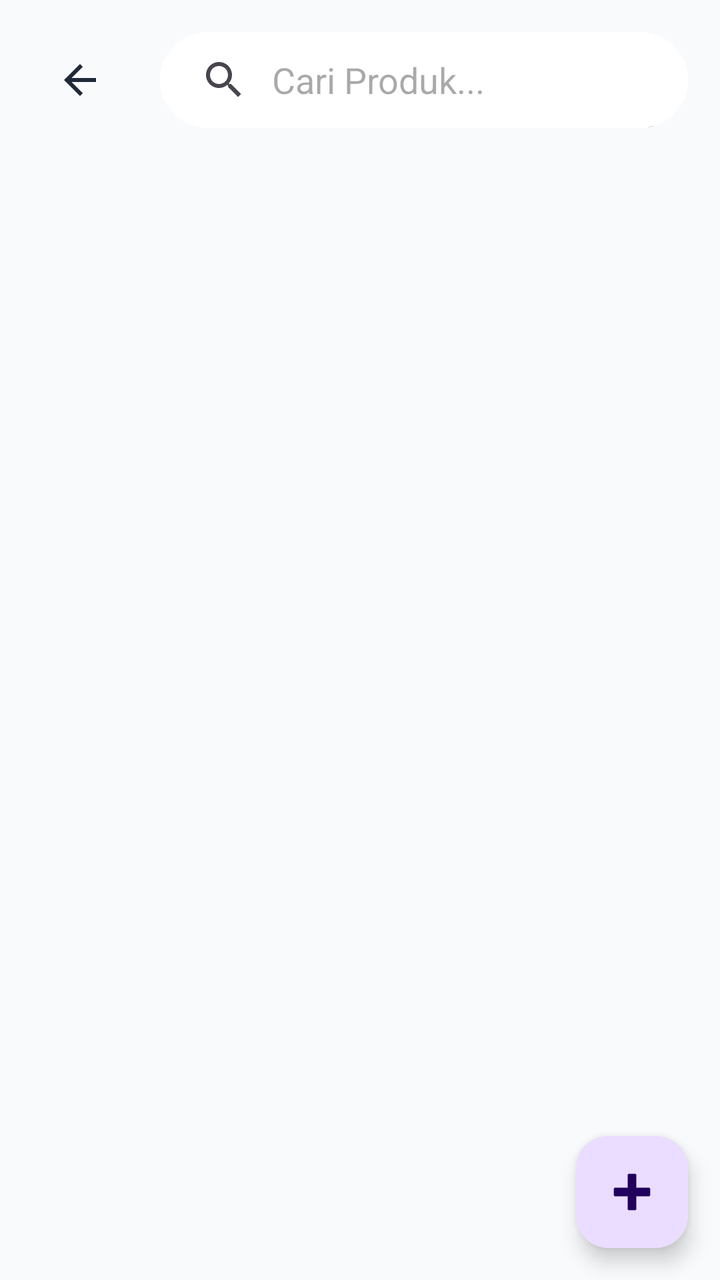
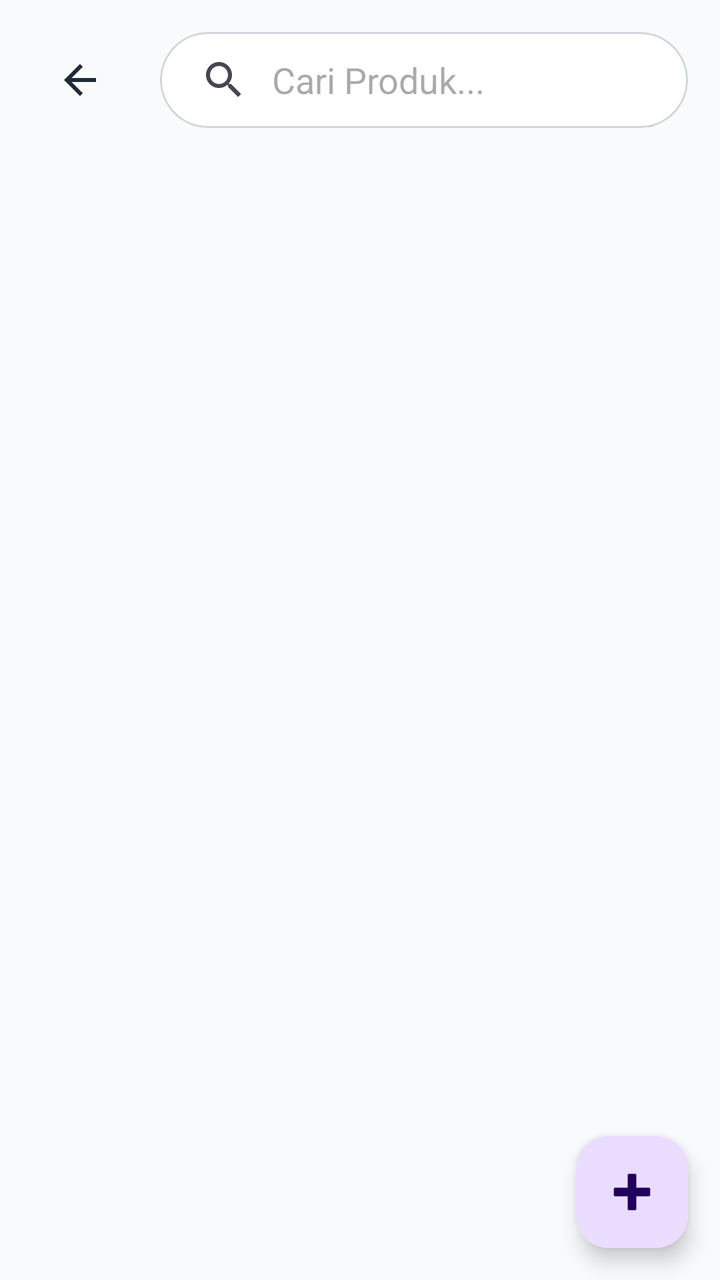

Screens rendered from an Android XML layout before and after an edit, with the pre-edit source and the edit as a unified diff.
<!-- AndroidManifest.xml: application theme Theme.PenjualanDev -->
<!-- res/layout/activity_data_produk.xml -->
<?xml version="1.0" encoding="utf-8"?>
<androidx.constraintlayout.widget.ConstraintLayout
    xmlns:android="http://schemas.android.com/apk/res/android"
    xmlns:app="http://schemas.android.com/apk/res-auto"
    xmlns:tools="http://schemas.android.com/tools"
    android:id="@+id/main"
    android:layout_width="match_parent"
    android:layout_height="match_parent"
    android:background="?attr/colorSurface"
    tools:context=".produk.DataProdukActivity">

    <LinearLayout
        android:id="@+id/ll_header"
        android:layout_width="match_parent"
        android:layout_height="wrap_content"
        android:orientation="horizontal"
        android:gravity="center_vertical"
        android:padding="16dp"
        app:layout_constraintTop_toTopOf="parent"
        app:layout_constraintStart_toStartOf="parent"
        app:layout_constraintEnd_toEndOf="parent">

        <ImageButton
            android:id="@+id/btn_back"
            android:layout_width="48dp"
            android:layout_height="48dp"
            android:background="?attr/selectableItemBackgroundBorderless"
            android:src="?attr/homeAsUpIndicator"
            android:contentDescription="Kembali"
            app:tint="?attr/colorOnSurface" />

        <com.google.android.material.card.MaterialCardView
            android:layout_width="0dp"
            android:layout_height="wrap_content"
            android:layout_weight="1"
            android:layout_marginStart="16dp"
            app:cardCornerRadius="24dp"
            app:cardElevation="0dp"
            app:strokeWidth="1dp"
            app:strokeColor="?attr/colorOutlineStroke"
            app:cardBackgroundColor="?attr/colorSurfaceContainerHigh">

            <SearchView
                android:id="@+id/searchView"
                android:layout_width="match_parent"
                android:layout_height="wrap_content"
                android:queryHint="Cari Produk..."
                android:iconifiedByDefault="false"
                android:background="@android:color/transparent" />
        </com.google.android.material.card.MaterialCardView>
    </LinearLayout>

    <androidx.core.widget.NestedScrollView
        android:layout_width="match_parent"
        android:layout_height="0dp"
        android:fillViewport="true"
        app:layout_constraintTop_toBottomOf="@id/ll_header"
        app:layout_constraintBottom_toBottomOf="parent"
        app:layout_constraintStart_toStartOf="parent"
        app:layout_constraintEnd_toEndOf="parent">

        <LinearLayout
            android:layout_width="match_parent"
            android:layout_height="wrap_content"
            android:orientation="vertical">

            <androidx.recyclerview.widget.RecyclerView
                android:id="@+id/rv_data_produk"
                android:layout_width="match_parent"
                android:layout_height="wrap_content"
                android:nestedScrollingEnabled="false"
                android:clipToPadding="false"
                android:paddingTop="8dp"
                android:paddingBottom="80dp"
                tools:listitem="@layout/item_data_produk" />
        </LinearLayout>
    </androidx.core.widget.NestedScrollView>

    <ProgressBar
        android:id="@+id/view_loading"
        android:layout_width="wrap_content"
        android:layout_height="wrap_content"
        android:visibility="gone"
        app:layout_constraintBottom_toBottomOf="parent"
        app:layout_constraintEnd_toEndOf="parent"
        app:layout_constraintStart_toStartOf="parent"
        app:layout_constraintTop_toBottomOf="@id/ll_header" />

    <com.google.android.material.floatingactionbutton.FloatingActionButton
        android:id="@+id/fab_tambah_produk"
        android:layout_width="wrap_content"
        android:layout_height="wrap_content"
        android:layout_marginEnd="16dp"
        android:layout_marginBottom="16dp"
        android:contentDescription="Tambah Produk"
        android:src="@drawable/tambah"
        app:layout_constraintBottom_toBottomOf="parent"
        app:layout_constraintEnd_toEndOf="parent" />

</androidx.constraintlayout.widget.ConstraintLayout>
<!-- res/layout/item_data_produk.xml (included above) -->
<?xml version="1.0" encoding="utf-8"?>
<com.google.android.material.card.MaterialCardView xmlns:android="http://schemas.android.com/apk/res/android"
    xmlns:app="http://schemas.android.com/apk/res-auto"
    xmlns:tools="http://schemas.android.com/tools"
    android:id="@+id/card_produk"
    android:layout_width="match_parent"
    android:layout_height="wrap_content"
    android:layout_marginHorizontal="16dp"
    android:layout_marginVertical="6dp"
    android:clickable="true"
    android:focusable="true"
    android:foreground="?android:attr/selectableItemBackground"
    app:cardBackgroundColor="?attr/colorSurfaceContainerHigh"
    app:cardCornerRadius="16dp"
    app:cardElevation="0dp"
    app:strokeColor="?attr/colorOutlineStroke"
    app:strokeWidth="1dp">

    <androidx.constraintlayout.widget.ConstraintLayout
        android:layout_width="match_parent"
        android:layout_height="wrap_content"
        android:padding="16dp">

        <androidx.cardview.widget.CardView
            android:id="@+id/card_image"
            android:layout_width="84dp"
            android:layout_height="84dp"
            app:cardBackgroundColor="?attr/colorSurfaceVariant"
            app:cardCornerRadius="10dp"
            app:cardElevation="0dp"
            app:layout_constraintBottom_toBottomOf="parent"
            app:layout_constraintStart_toStartOf="parent"
            app:layout_constraintTop_toTopOf="parent"
            app:layout_constraintVertical_bias="0.0">

            <ImageView
                android:id="@+id/img_produk"
                android:layout_width="match_parent"
                android:layout_height="wrap_content"
                android:scaleType="centerCrop"
                android:src="@drawable/menu" />
        </androidx.cardview.widget.CardView>

        <TextView
            android:id="@+id/tv_nama_produk"
            android:layout_width="0dp"
            android:layout_height="wrap_content"
            android:layout_marginStart="16dp"
            android:layout_marginEnd="8dp"
            android:text="Nama Produk"
            android:textColor="?attr/colorOnSurface"
            android:textSize="16sp"
            android:textStyle="bold"
            app:layout_constraintEnd_toStartOf="@+id/chip_status"
            app:layout_constraintStart_toEndOf="@id/card_image"
            app:layout_constraintTop_toTopOf="@id/card_image" />

        <TextView
            android:id="@+id/tv_harga_produk"
            android:layout_width="0dp"
            android:layout_height="wrap_content"
            android:layout_marginTop="2dp"
            android:text="Harga"
            android:textColor="?attr/colorOnSurface"
            android:textSize="14sp"
            app:layout_constraintEnd_toEndOf="@id/tv_nama_produk"
            app:layout_constraintStart_toStartOf="@id/tv_nama_produk"
            app:layout_constraintTop_toBottomOf="@id/tv_nama_produk" />

        
        <LinearLayout
            android:id="@+id/ll_info_1"
            android:layout_width="wrap_content"
            android:layout_height="wrap_content"
            android:layout_marginTop="8dp"
            android:gravity="center_vertical"
            android:orientation="horizontal"
            app:layout_constraintStart_toStartOf="@id/tv_nama_produk"
            app:layout_constraintTop_toBottomOf="@id/tv_harga_produk">

            <ImageView
                android:layout_width="12dp"
                android:layout_height="12dp"
                android:src="@drawable/label"
                app:tint="?attr/colorOnSurfaceVariant" />

            <TextView
                android:layout_width="wrap_content"
                android:layout_height="wrap_content"
                android:layout_marginStart="6dp"
                android:text="Kategori"
                android:textColor="?attr/colorOnSurfaceVariant"
                android:textSize="12sp" />
        </LinearLayout>

        
        <LinearLayout
            android:id="@+id/ll_info_2"
            android:layout_width="wrap_content"
            android:layout_height="wrap_content"
            android:layout_marginTop="4dp"
            android:gravity="center_vertical"
            android:orientation="horizontal"
            app:layout_constraintStart_toStartOf="@id/tv_nama_produk"
            app:layout_constraintTop_toBottomOf="@id/ll_info_1">

            <ImageView
                android:layout_width="12dp"
                android:layout_height="12dp"
                android:src="@drawable/label"
                app:tint="?attr/colorOnSurfaceVariant" />

            <TextView
                android:layout_width="wrap_content"
                android:layout_height="wrap_content"
                android:layout_marginStart="6dp"
                android:text="Cabang"
                android:textColor="?attr/colorOnSurfaceVariant"
                android:textSize="12sp" />
        </LinearLayout>

        
        <LinearLayout
            android:id="@+id/ll_info_3"
            android:layout_width="wrap_content"
            android:layout_height="wrap_content"
            android:layout_marginStart="16dp"
            android:gravity="center_vertical"
            android:orientation="horizontal"
            app:layout_constraintBottom_toBottomOf="@id/ll_info_2"
            app:layout_constraintStart_toEndOf="@id/ll_info_2"
            app:layout_constraintTop_toTopOf="@id/ll_info_2">

            <ImageView
                android:layout_width="12dp"
                android:layout_height="12dp"
                android:src="@drawable/label"
                app:tint="?attr/colorOnSurfaceVariant" />

            <TextView
                android:layout_width="wrap_content"
                android:layout_height="wrap_content"
                android:layout_marginStart="6dp"
                android:text="Stok"
                android:textColor="?attr/colorOnSurfaceVariant"
                android:textSize="12sp" />
        </LinearLayout>

        <com.google.android.material.chip.Chip
            android:id="@+id/chip_status"
            android:layout_width="wrap_content"
            android:layout_height="wrap_content"
            android:text="Aktif"
            android:textColor="?attr/colorOnSecondary"
            app:chipBackgroundColor="?attr/colorSecondary"
            app:chipIcon="@drawable/tick"
            app:chipIconTint="?attr/colorPrimary"
            app:chipIconVisible="true"
            app:chipStrokeWidth="0dp"
            app:layout_constraintEnd_toEndOf="parent"
            app:layout_constraintTop_toTopOf="@id/card_image" />

    </androidx.constraintlayout.widget.ConstraintLayout>
</com.google.android.material.card.MaterialCardView>
<!-- resources referenced by this layout -->
<resources>
  <!-- drawable label: png bitmap (drawable, 3169 bytes) -->
  <!-- drawable menu: png bitmap (drawable, 1911 bytes) -->
  <!-- drawable tambah: png bitmap (drawable, 572 bytes) -->
  <!-- drawable tick: png bitmap (drawable, 3547 bytes) -->
  <style name="Theme.PenjualanDev" parent="Base.Theme.PenjualanDev" />
  <style name="Base.Theme.PenjualanDev" parent="Theme.Material3.Light.NoActionBar">
          
          <item name="colorPrimary">@color/colorPrimary</item>
          <item name="colorOnPrimary">@color/colorOnPrimary</item>
          
          <item name="colorSecondary">@color/colorSecondary</item>
          <item name="colorOnSecondary">@color/colorOnSecondary</item>
          
          <item name="android:statusBarColor">@color/colorPrimary</item>
          
          <item name="colorSurface">@color/colorScreenBackground</item>
          <item name="colorOnSurface">@color/colorPrimaryText</item>
          <item name="colorSurfaceContainer">@color/colorCardBackground</item>
          <item name="colorSurfaceContainerHigh">@color/white</item>
          <item name="colorOnSurfaceVariant">@color/colorSecondaryText</item>
          <item name="colorError">@color/red</item>
          
          <item name="materialButtonStyle">@style/Widget.App.Button</item>
      </style>
  <color name="colorPrimary">#059669</color>
  <color name="colorOnPrimary">#FFFFFF</color>
  <color name="colorSecondary">#D1FAE5</color>
  <color name="colorOnSecondary">#064E3B</color>
  <color name="colorScreenBackground">#F9FAFB</color>
  <color name="colorPrimaryText">#1F2937</color>
  <color name="colorCardBackground">#FFFFFF</color>
  <color name="white">#FFFFFFFF</color>
  <color name="colorSecondaryText">#4B5563</color>
  <color name="red">#EF4444</color>
  <style name="Widget.App.Button" parent="Widget.Material3.Button">
          <item name="cornerRadius">12dp</item>
          <item name="android:minHeight">48dp</item>
          <item name="backgroundTint">@color/colorPrimary</item>
          <item name="android:textColor">@color/white</item>
          <item name="android:insetTop">0dp</item>
          <item name="android:insetBottom">0dp</item>
      </style>
</resources>

<!-- the commit's change to res/layout/activity_data_produk.xml (unified diff, before → after) -->
@@ -37,7 +37,7 @@
             app:cardCornerRadius="24dp"
             app:cardElevation="0dp"
             app:strokeWidth="1dp"
-            app:strokeColor="?attr/colorOutlineStroke"
+            app:strokeColor="@color/colorOutlineStroke"
             app:cardBackgroundColor="?attr/colorSurfaceContainerHigh">
 
             <SearchView
@@ -114,7 +114,7 @@
     app:cardBackgroundColor="?attr/colorSurfaceContainerHigh"
     app:cardCornerRadius="16dp"
     app:cardElevation="0dp"
-    app:strokeColor="?attr/colorOutlineStroke"
+    app:strokeColor="@color/colorOutlineStroke"
     app:strokeWidth="1dp">
 
     <androidx.constraintlayout.widget.ConstraintLayout
<!-- resource entries referenced after the edit -->
@@ -1,5 +1,6 @@
 <!-- resources referenced by this layout -->
 <resources>
+  <color name="colorOutlineStroke">#D1D5DB</color>
   <!-- drawable label: png bitmap (drawable, 3169 bytes) -->
   <!-- drawable menu: png bitmap (drawable, 1911 bytes) -->
   <!-- drawable tambah: png bitmap (drawable, 572 bytes) -->
